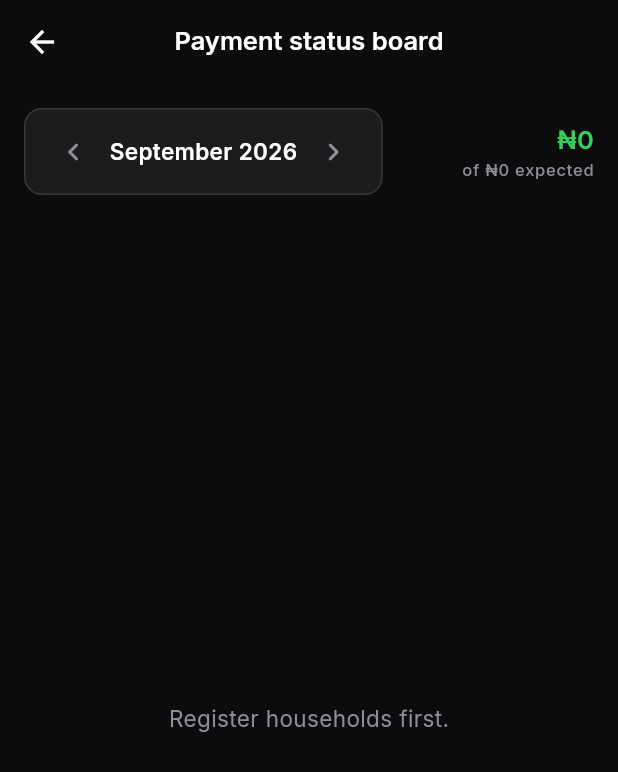
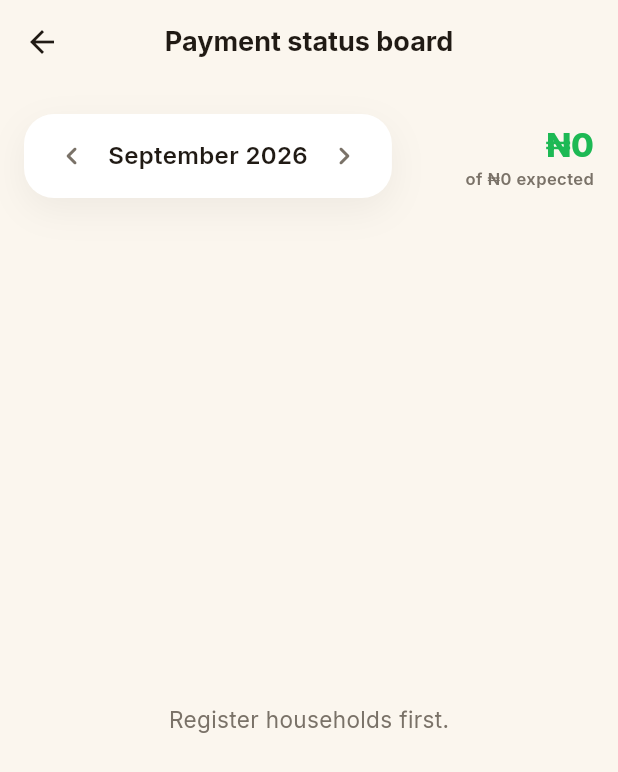
Before and after one commit to akinomosewo-cpu/streetpay_ng, a Flutter app: the screen it shows after launch, after a tap on "Payment status board", on a phone screen of 412 x 824 dp. Shown: the top 772 px of the screen. Run offline on Flutter 3.47's test engine with Material 3 defaults, Android fonts, the phone set to English and light mode, and no system bars; our stand-ins replace equatable, flutter_bloc, gap, google_fonts, hive_flutter, share_plus; accounts and stored records are empty.

Commit message:
Redesign theme to warm light aesthetic with soft rounded cards
Switch the app theme from a flat dark palette to a warm off-white/pastel
light theme with a single vibrant green accent, in line with the target
design references. Bump card/button/sheet border radii to 20-28px, replace
flat borders with soft drop shadows, increase headline weight/size for
dashboard stats and nav labels, and round status chips into pill shapes.
Applies to app_theme, the dashboard, the payment status board, and their
shared month selector / status chip widgets. No logic, routes, or tests
were changed; flutter analyze and flutter test both pass.

Co-Authored-By: Claude Sonnet 5 <noreply@anthropic.com>
Claude-Session: https://claude.ai/code/session_01J3m4FwQPKhnbpsGTtN5779

```diff
--- a/streetpay_ng/lib/core/theme/app_theme.dart
+++ b/streetpay_ng/lib/core/theme/app_theme.dart
@@ -2,50 +2,63 @@ import 'package:flutter/material.dart';
 import 'package:flutter/services.dart';
 import 'package:google_fonts/google_fonts.dart';
 
+/// Warm, soft light palette: pastel off-white surfaces, a single vibrant
+/// brand accent (leaf green), and clear semantic accent colors for
+/// payment/attendance status.
 class AppColors {
   AppColors._();
-  static const Color primary = Color(0xFF30D158);
-  static const Color success = Color(0xFF30D158);
-  static const Color warning = Color(0xFFFFD60A);
-  static const Color danger = Color(0xFFFF453A);
-  static const Color info = Color(0xFF0A84FF);
-  static const Color background = Color(0xFF0C0C0E);
-  static const Color surface = Color(0xFF1C1C1E);
-  static const Color surfaceElevated = Color(0xFF2C2C2E);
-  static const Color textPrimary = Color(0xFFFFFFFF);
-  static const Color textSecondary = Color(0xFF8E8E93);
-  static const Color textTertiary = Color(0xFF48484A);
-  static const Color border = Color(0xFF38383A);
+  static const Color primary = Color(0xFF1DB954);
+  static const Color primaryDark = Color(0xFF0F8A3C);
+  static const Color success = Color(0xFF1DB954);
+  static const Color warning = Color(0xFFF5A524);
+  static const Color danger = Color(0xFFF23D5C);
+  static const Color info = Color(0xFF3A7BFF);
+  static const Color background = Color(0xFFFBF6EE);
+  static const Color surface = Color(0xFFFFFFFF);
+  static const Color surfaceElevated = Color(0xFFFFF7EA);
+  static const Color textPrimary = Color(0xFF201A14);
+  static const Color textSecondary = Color(0xFF7A7268);
+  static const Color textTertiary = Color(0xFFB4AB9E);
+  static const Color border = Color(0xFFEFE7D8);
   static const LinearGradient primaryGradient = LinearGradient(
-    colors: [Color(0xFF30D158), Color(0xFF5E5CE6)],
+    colors: [Color(0xFF1DB954), Color(0xFF3A7BFF)],
     begin: Alignment.topLeft,
     end: Alignment.bottomRight,
   );
+
+  /// Soft, low-opacity card shadow that reads as depth rather than a border.
+  static List<BoxShadow> cardShadow = [
+    BoxShadow(
+      color: const Color(0xFF201A14).withValues(alpha: 0.06),
+      blurRadius: 20,
+      offset: const Offset(0, 8),
+    ),
+  ];
 }
 
 class AppTextStyles {
   AppTextStyles._();
-  static TextStyle get displayLarge => GoogleFonts.inter(fontSize: 34, fontWeight: FontWeight.w700, letterSpacing: -0.5);
-  static TextStyle get displayMedium => GoogleFonts.inter(fontSize: 28, fontWeight: FontWeight.w700, letterSpacing: -0.3);
-  static TextStyle get displaySmall => GoogleFonts.inter(fontSize: 22, fontWeight: FontWeight.w600);
-  static TextStyle get headlineLarge => GoogleFonts.inter(fontSize: 20, fontWeight: FontWeight.w600);
-  static TextStyle get headlineMedium => GoogleFonts.inter(fontSize: 17, fontWeight: FontWeight.w600);
-  static TextStyle get headlineSmall => GoogleFonts.inter(fontSize: 15, fontWeight: FontWeight.w600);
+  static TextStyle get displayLarge => GoogleFonts.inter(fontSize: 40, fontWeight: FontWeight.w800, letterSpacing: -0.8);
+  static TextStyle get displayMedium => GoogleFonts.inter(fontSize: 32, fontWeight: FontWeight.w800, letterSpacing: -0.5);
+  static TextStyle get displaySmall => GoogleFonts.inter(fontSize: 24, fontWeight: FontWeight.w700);
+  static TextStyle get headlineLarge => GoogleFonts.inter(fontSize: 22, fontWeight: FontWeight.w700);
+  static TextStyle get headlineMedium => GoogleFonts.inter(fontSize: 18, fontWeight: FontWeight.w700);
+  static TextStyle get headlineSmall => GoogleFonts.inter(fontSize: 16, fontWeight: FontWeight.w600);
   static TextStyle get bodyLarge => GoogleFonts.inter(fontSize: 17, fontWeight: FontWeight.w400, height: 1.5);
   static TextStyle get bodyMedium => GoogleFonts.inter(fontSize: 15, fontWeight: FontWeight.w400, height: 1.5);
   static TextStyle get bodySmall => GoogleFonts.inter(fontSize: 13, fontWeight: FontWeight.w400, height: 1.5);
-  static TextStyle get labelLarge => GoogleFonts.inter(fontSize: 13, fontWeight: FontWeight.w500);
-  static TextStyle get labelMedium => GoogleFonts.inter(fontSize: 12, fontWeight: FontWeight.w500);
-  static TextStyle get labelSmall => GoogleFonts.inter(fontSize: 11, fontWeight: FontWeight.w500, letterSpacing: 0.5);
+  static TextStyle get labelLarge => GoogleFonts.inter(fontSize: 13, fontWeight: FontWeight.w600);
+  static TextStyle get labelMedium => GoogleFonts.inter(fontSize: 12, fontWeight: FontWeight.w600);
+  static TextStyle get labelSmall => GoogleFonts.inter(fontSize: 11, fontWeight: FontWeight.w600, letterSpacing: 0.3);
 }
 
 class AppTheme {
   AppTheme._();
   static ThemeData get dark => ThemeData(
     useMaterial3: true,
-    brightness: Brightness.dark,
+    brightness: Brightness.light,
     scaffoldBackgroundColor: AppColors.background,
-    colorScheme: const ColorScheme.dark(
+    colorScheme: const ColorScheme.light(
       primary: AppColors.primary,
       surface: AppColors.surface,
       error: AppColors.danger,
@@ -57,14 +70,14 @@ class AppTheme {
       elevation: 0,
       scrolledUnderElevation: 0,
       centerTitle: true,
-      systemOverlayStyle: SystemUiOverlayStyle.light,
+      systemOverlayStyle: SystemUiOverlayStyle.dark,
       titleTextStyle: AppTextStyles.headlineMedium.copyWith(color: AppColors.textPrimary),
       iconTheme: const IconThemeData(color: AppColors.textPrimary),
     ),
     cardTheme: CardThemeData(
       color: AppColors.surface,
       elevation: 0,
-      shape: RoundedRectangleBorder(borderRadius: BorderRadius.circular(16)),
+      shape: RoundedRectangleBorder(borderRadius: BorderRadius.circular(24)),
       margin: EdgeInsets.zero,
     ),
     elevatedButtonTheme: ElevatedButtonThemeData(
@@ -73,19 +86,19 @@ class AppTheme {
         foregroundColor: Colors.white,
         elevation: 0,
         minimumSize: const Size(double.infinity, 56),
-        shape: RoundedRectangleBorder(borderRadius: BorderRadius.circular(14)),
+        shape: RoundedRectangleBorder(borderRadius: BorderRadius.circular(20)),
         textStyle: AppTextStyles.headlineSmall,
       ),
     ),
     inputDecorationTheme: InputDecorationTheme(
       filled: true,
-      fillColor: AppColors.surface,
-      border: OutlineInputBorder(borderRadius: BorderRadius.circular(12), borderSide: const BorderSide(color: AppColors.border)),
-      enabledBorder: OutlineInputBorder(borderRadius: BorderRadius.circular(12), borderSide: const BorderSide(color: AppColors.border)),
-      focusedBorder: OutlineInputBorder(borderRadius: BorderRadius.circular(12), borderSide: const BorderSide(color: AppColors.primary, width: 2)),
+      fillColor: AppColors.surfaceElevated,
+      border: OutlineInputBorder(borderRadius: BorderRadius.circular(16), borderSide: BorderSide.none),
+      enabledBorder: OutlineInputBorder(borderRadius: BorderRadius.circular(16), borderSide: BorderSide.none),
+      focusedBorder: OutlineInputBorder(borderRadius: BorderRadius.circular(16), borderSide: const BorderSide(color: AppColors.primary, width: 2)),
       contentPadding: const EdgeInsets.symmetric(horizontal: 16, vertical: 16),
       hintStyle: AppTextStyles.bodyMedium.copyWith(color: AppColors.textSecondary),
     ),
-    dividerTheme: const DividerThemeData(color: AppColors.border, thickness: 0.5),
+    dividerTheme: const DividerThemeData(color: AppColors.border, thickness: 1),
   );
 }
--- a/streetpay_ng/lib/presentation/pages/dashboard_page.dart
+++ b/streetpay_ng/lib/presentation/pages/dashboard_page.dart
@@ -96,7 +96,7 @@ class DashboardPage extends StatelessWidget {
                         ),
                       ]),
                       const Gap(24),
-                      Text('Manage', style: AppTextStyles.headlineSmall.copyWith(color: AppColors.textPrimary)),
+                      Text('Manage', style: AppTextStyles.headlineLarge.copyWith(color: AppColors.textPrimary)),
                       const Gap(12),
                       _NavCard(
                         icon: Icons.home_work_outlined,
@@ -167,8 +167,8 @@ class _StatCard extends StatelessWidget {
           padding: const EdgeInsets.all(14),
           decoration: BoxDecoration(
             color: AppColors.surface,
-            borderRadius: BorderRadius.circular(14),
-            border: Border.all(color: AppColors.border),
+            borderRadius: BorderRadius.circular(20),
+            boxShadow: AppColors.cardShadow,
           ),
           child: Column(
             crossAxisAlignment: CrossAxisAlignment.start,
@@ -200,18 +200,18 @@ class _NavCard extends StatelessWidget {
   @override
   Widget build(BuildContext context) => InkWell(
         onTap: onTap,
-        borderRadius: BorderRadius.circular(12),
+        borderRadius: BorderRadius.circular(20),
         child: Container(
           padding: const EdgeInsets.all(16),
           decoration: BoxDecoration(
             color: AppColors.surface,
-            borderRadius: BorderRadius.circular(12),
-            border: Border.all(color: AppColors.border),
+            borderRadius: BorderRadius.circular(20),
+            boxShadow: AppColors.cardShadow,
           ),
           child: Row(children: [
             Container(
               padding: const EdgeInsets.all(10),
-              decoration: BoxDecoration(color: color.withValues(alpha: 0.12), borderRadius: BorderRadius.circular(10)),
+              decoration: BoxDecoration(color: color.withValues(alpha: 0.14), borderRadius: BorderRadius.circular(14)),
               child: Icon(icon, color: color, size: 20),
             ),
             const Gap(14),
@@ -219,13 +219,13 @@ class _NavCard extends StatelessWidget {
               child: Column(
                 crossAxisAlignment: CrossAxisAlignment.start,
                 children: [
-                  Text(label, style: AppTextStyles.bodyMedium.copyWith(color: AppColors.textPrimary)),
+                  Text(label, style: AppTextStyles.bodyMedium.copyWith(color: AppColors.textPrimary, fontWeight: FontWeight.w600)),
                   const Gap(2),
                   Text(subtitle, style: AppTextStyles.labelSmall.copyWith(color: AppColors.textSecondary)),
                 ],
               ),
             ),
-            const Icon(Icons.chevron_right_rounded, color: AppColors.textTertiary, size: 18),
+            const Icon(Icons.chevron_right_rounded, color: AppColors.textTertiary, size: 20),
           ]),
         ),
       );
--- a/streetpay_ng/lib/presentation/pages/payments_board_page.dart
+++ b/streetpay_ng/lib/presentation/pages/payments_board_page.dart
@@ -32,7 +32,7 @@ class _PaymentsBoardPageState extends State<PaymentsBoardPage> {
           return Column(
             children: [
               Padding(
-                padding: const EdgeInsets.all(16),
+                padding: const EdgeInsets.fromLTRB(16, 20, 16, 16),
                 child: Row(
                   mainAxisAlignment: MainAxisAlignment.spaceBetween,
                   children: [
@@ -41,7 +41,7 @@ class _PaymentsBoardPageState extends State<PaymentsBoardPage> {
                       crossAxisAlignment: CrossAxisAlignment.end,
                       children: [
                         Text(FormatUtils.currency(summary.totalCollected),
-                            style: AppTextStyles.headlineMedium.copyWith(color: AppColors.success)),
+                            style: AppTextStyles.headlineLarge.copyWith(color: AppColors.success, fontWeight: FontWeight.w800)),
                         Text('of ${FormatUtils.currency(summary.totalExpected)} expected',
                             style: AppTextStyles.labelSmall.copyWith(color: AppColors.textSecondary)),
                       ],
@@ -61,18 +61,18 @@ class _PaymentsBoardPageState extends State<PaymentsBoardPage> {
                   child: ListView.separated(
                     padding: const EdgeInsets.symmetric(horizontal: 16),
                     itemCount: summary.households.length,
-                    separatorBuilder: (_, __) => const Gap(10),
+                    separatorBuilder: (_, __) => const Gap(12),
                     itemBuilder: (context, i) {
                       final row = summary.households[i];
                       return InkWell(
                         onTap: () => _showRecordPaymentSheet(context, row.household.id, row.outstanding),
-                        borderRadius: BorderRadius.circular(12),
+                        borderRadius: BorderRadius.circular(20),
                         child: Container(
-                          padding: const EdgeInsets.all(14),
+                          padding: const EdgeInsets.all(16),
                           decoration: BoxDecoration(
                             color: AppColors.surface,
-                            borderRadius: BorderRadius.circular(12),
-                            border: Border.all(color: AppColors.border),
+                            borderRadius: BorderRadius.circular(20),
+                            boxShadow: AppColors.cardShadow,
                           ),
                           child: Row(children: [
                             Expanded(
@@ -81,8 +81,8 @@ class _PaymentsBoardPageState extends State<PaymentsBoardPage> {
                                 children: [
                                   Text('${row.household.houseNumber} · ${row.household.occupantName}',
                                       style:
-                                          AppTextStyles.bodyMedium.copyWith(color: AppColors.textPrimary)),
-                                  const Gap(2),
+                                          AppTextStyles.headlineSmall.copyWith(color: AppColors.textPrimary)),
+                                  const Gap(4),
                                   Text(
                                     '${FormatUtils.currency(row.amountPaid)} of ${FormatUtils.currency(row.amountDue)}',
                                     style: AppTextStyles.labelSmall.copyWith(color: AppColors.textSecondary),
@@ -110,7 +110,7 @@ class _PaymentsBoardPageState extends State<PaymentsBoardPage> {
       context: context,
       isScrollControlled: true,
       backgroundColor: AppColors.surface,
-      shape: const RoundedRectangleBorder(borderRadius: BorderRadius.vertical(top: Radius.circular(20))),
+      shape: const RoundedRectangleBorder(borderRadius: BorderRadius.vertical(top: Radius.circular(28))),
       builder: (_) => BlocProvider.value(
         value: context.read<AppDataCubit>(),
         child: _RecordPaymentSheet(householdId: householdId, monthKey: monthKey, suggested: outstanding),
--- a/streetpay_ng/lib/presentation/widgets/month_selector.dart
+++ b/streetpay_ng/lib/presentation/widgets/month_selector.dart
@@ -14,8 +14,8 @@ class MonthSelector extends StatelessWidget {
       padding: const EdgeInsets.symmetric(horizontal: 8, vertical: 4),
       decoration: BoxDecoration(
         color: AppColors.surface,
-        borderRadius: BorderRadius.circular(12),
-        border: Border.all(color: AppColors.border),
+        borderRadius: BorderRadius.circular(20),
+        boxShadow: AppColors.cardShadow,
       ),
       child: Row(
         mainAxisSize: MainAxisSize.min,
--- a/streetpay_ng/lib/presentation/widgets/status_chip.dart
+++ b/streetpay_ng/lib/presentation/widgets/status_chip.dart
@@ -21,14 +21,14 @@ class StatusChip extends StatelessWidget {
   @override
   Widget build(BuildContext context) {
     return Container(
-      padding: const EdgeInsets.symmetric(horizontal: 10, vertical: 5),
+      padding: const EdgeInsets.symmetric(horizontal: 12, vertical: 7),
       decoration: BoxDecoration(
         color: _color.withValues(alpha: 0.14),
-        borderRadius: BorderRadius.circular(8),
+        borderRadius: BorderRadius.circular(20),
       ),
       child: Text(
         status.label,
-        style: AppTextStyles.labelSmall.copyWith(color: _color, fontWeight: FontWeight.w700),
+        style: AppTextStyles.labelSmall.copyWith(color: _color, fontWeight: FontWeight.w800),
       ),
     );
   }
```
